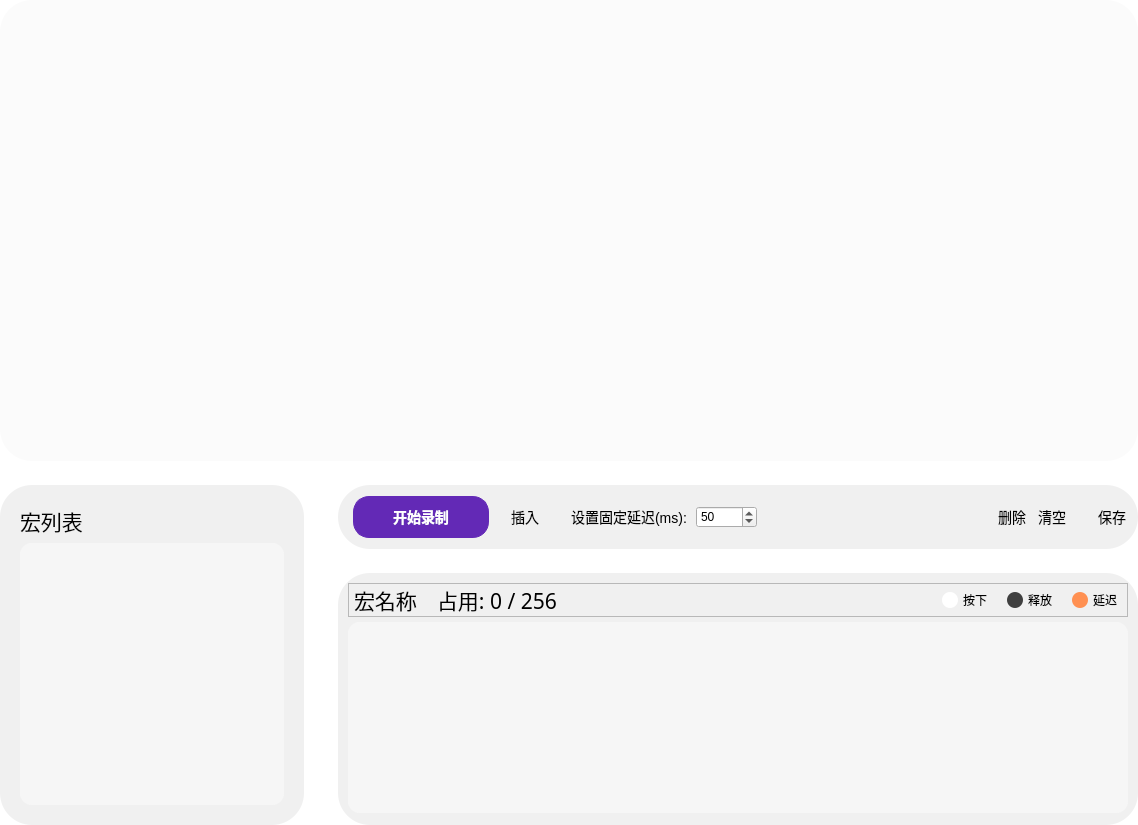
First picture: the form in FrameMacro.ui, repository wlffeng2008/AkkoStudio, before the edit.
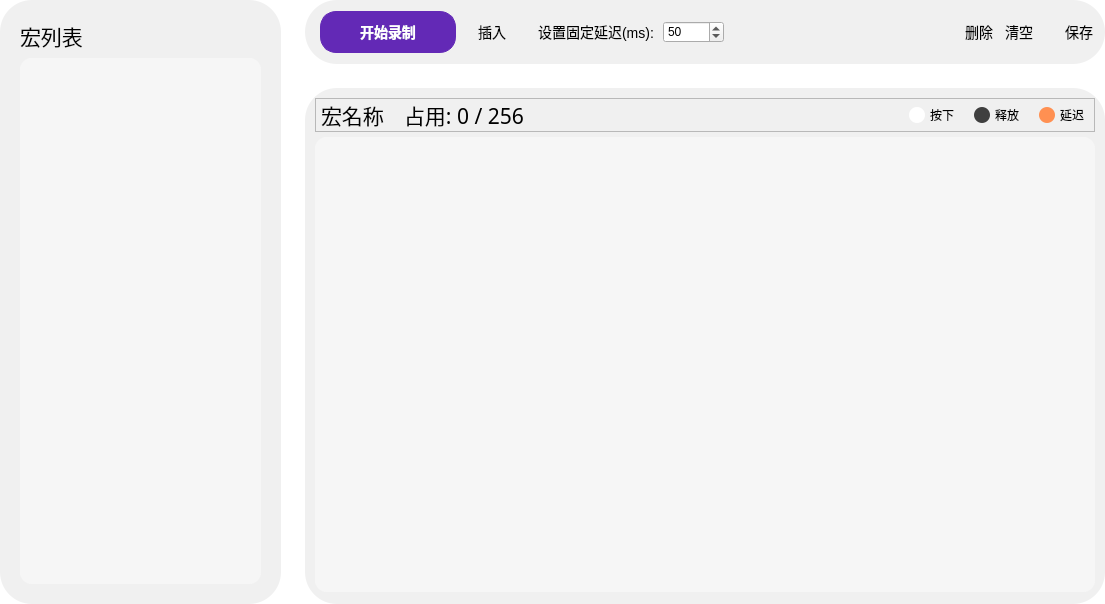
Second picture: the form after the edit. Icons and pictures are not drawn. Custom widgets are drawn as their Qt base class.

What changed in the file:
```diff
--- a/FrameMacro.ui
+++ b/FrameMacro.ui
@@ -6,8 +6,8 @@
    <rect>
     <x>0</x>
     <y>0</y>
-    <width>1138</width>
-    <height>825</height>
+    <width>1105</width>
+    <height>604</height>
    </rect>
   </property>
   <property name="windowTitle">
@@ -36,48 +36,8 @@
    <property name="bottomMargin">
     <number>0</number>
    </property>
-   <item>
-    <widget class="QFrame" name="frameT">
-     <property name="maximumSize">
-      <size>
-       <width>16777215</width>
-       <height>470</height>
-      </size>
-     </property>
-     <property name="styleSheet">
-      <string notr="true"/>
-     </property>
-     <property name="frameShape">
-      <enum>QFrame::Shape::StyledPanel</enum>
-     </property>
-     <property name="frameShadow">
-      <enum>QFrame::Shadow::Raised</enum>
-     </property>
-     <layout class="QVBoxLayout" name="verticalLayout_5">
-      <property name="topMargin">
-       <number>15</number>
-      </property>
-      <item alignment="Qt::AlignmentFlag::AlignHCenter|Qt::AlignmentFlag::AlignTop">
-       <widget class="ModuleKeyboard" name="frameKeyboard">
-        <property name="frameShape">
-         <enum>QFrame::Shape::StyledPanel</enum>
-        </property>
-        <property name="frameShadow">
-         <enum>QFrame::Shadow::Raised</enum>
-        </property>
-       </widget>
-      </item>
-     </layout>
-    </widget>
-   </item>
    <item>
     <widget class="QFrame" name="frameB">
-     <property name="minimumSize">
-      <size>
-       <width>0</width>
-       <height>340</height>
-      </size>
-     </property>
      <property name="styleSheet">
       <string notr="true">QPushButton {
             border: 1px solid transparent;
@@ -257,8 +217,8 @@
              <rect>
               <x>0</x>
               <y>0</y>
-              <width>264</width>
-              <height>262</height>
+              <width>241</width>
+              <height>526</height>
              </rect>
             </property>
             <layout class="QVBoxLayout" name="verticalLayout_3"/>
@@ -306,7 +266,7 @@
            <property name="maximumSize">
             <size>
              <width>16777215</width>
-             <height>60</height>
+             <height>64</height>
             </size>
            </property>
            <property name="styleSheet">
@@ -839,7 +799,7 @@
                  <x>0</x>
                  <y>0</y>
                  <width>780</width>
-                 <height>195</height>
+                 <height>459</height>
                 </rect>
                </property>
                <layout class="QHBoxLayout" name="horizontalLayout_5">
@@ -876,14 +836,6 @@
    </item>
   </layout>
  </widget>
- <customwidgets>
-  <customwidget>
-   <class>ModuleKeyboard</class>
-   <extends>QFrame</extends>
-   <header>modulekeyboard.h</header>
-   <container>1</container>
-  </customwidget>
- </customwidgets>
  <resources>
   <include location="res.qrc"/>
  </resources>
```
Left out of the diff: 2 changed lines with no effect on the pictures.
